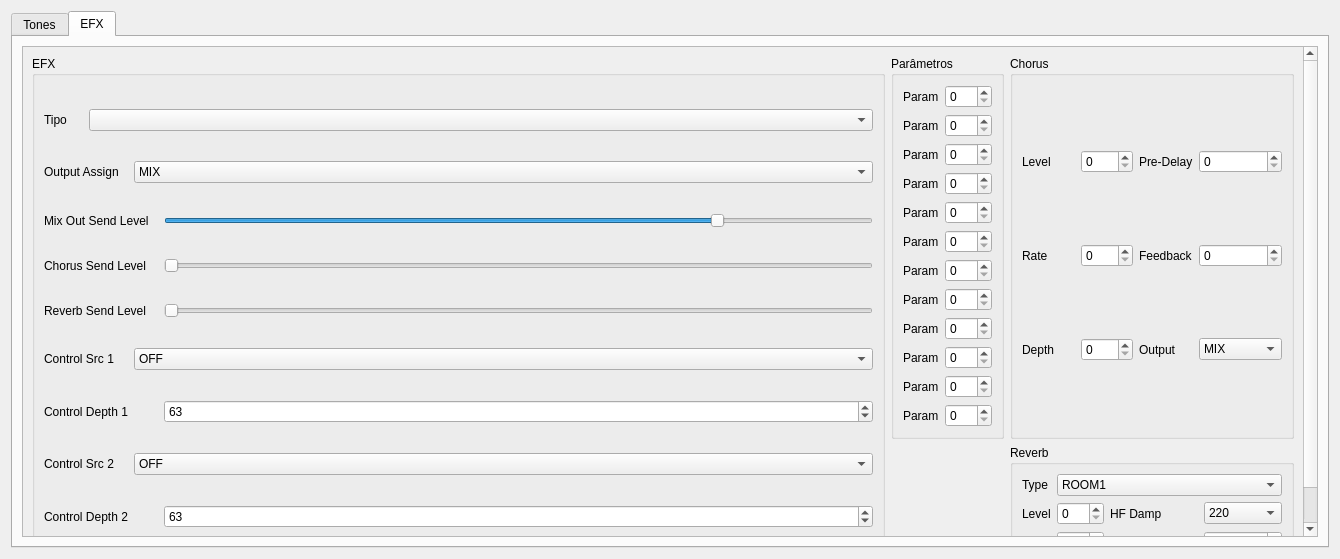
marcelbonnet/QStage, file PatchUI.ui: the form before one commit.
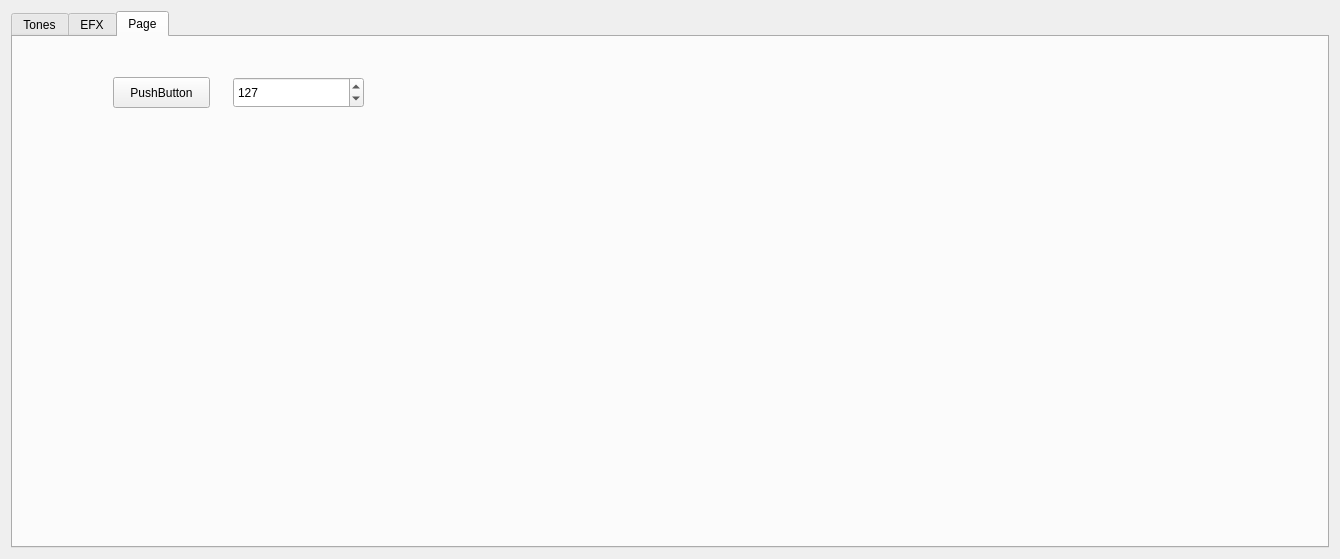
The form after the commit.

What changed in the file:
```diff
--- a/PatchUI.ui
+++ b/PatchUI.ui
@@ -23,7 +23,7 @@
       </sizepolicy>
      </property>
      <property name="currentIndex">
-      <number>1</number>
+      <number>2</number>
      </property>
      <widget class="QWidget" name="tab_5">
       <attribute name="title">
@@ -1530,6 +1530,40 @@
        </item>
       </layout>
      </widget>
+     <widget class="QWidget" name="tab">
+      <attribute name="title">
+       <string>Page</string>
+      </attribute>
+      <widget class="QPushButton" name="pushButton">
+       <property name="geometry">
+        <rect>
+         <x>100</x>
+         <y>40</y>
+         <width>97</width>
+         <height>31</height>
+        </rect>
+       </property>
+       <property name="text">
+        <string>PushButton</string>
+       </property>
+      </widget>
+      <widget class="QSpinBox" name="spinBox">
+       <property name="geometry">
+        <rect>
+         <x>220</x>
+         <y>40</y>
+         <width>131</width>
+         <height>31</height>
+        </rect>
+       </property>
+       <property name="maximum">
+        <number>127000</number>
+       </property>
+       <property name="value">
+        <number>127</number>
+       </property>
+      </widget>
+     </widget>
     </widget>
    </item>
   </layout>
```
Left out of the diff: 2 changed lines with no effect on the pictures.
